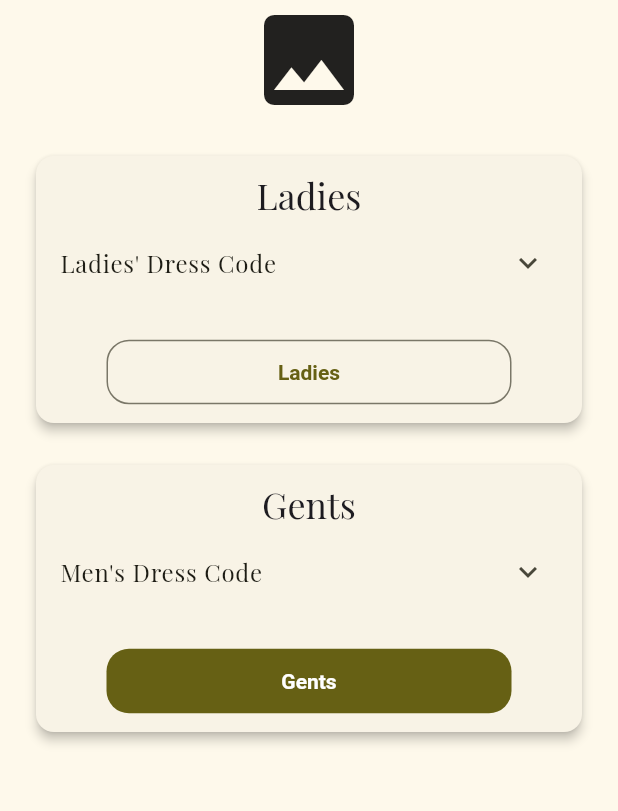
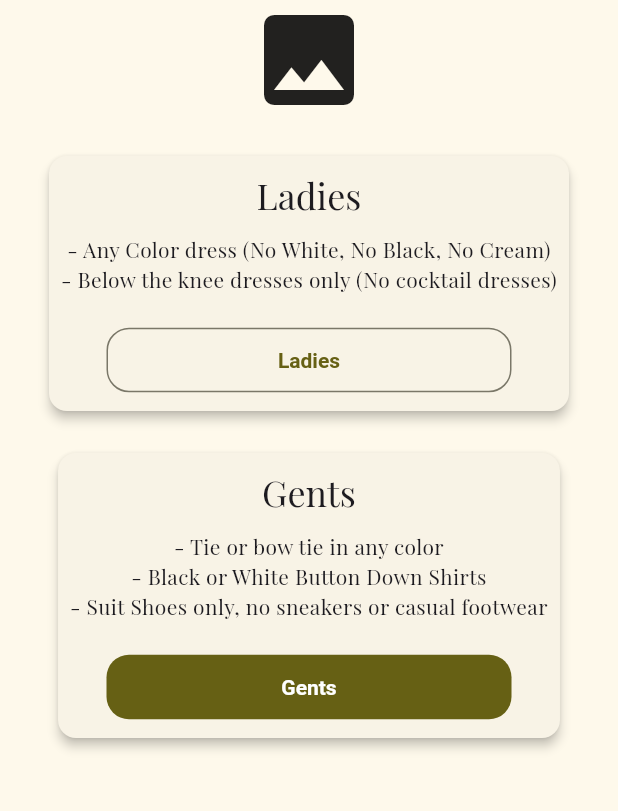
Before and after one commit to JadyMcIntyre/jaylin_wedding, a Flutter app: the DressCodePage screen opened by its route, on a phone screen of 412 x 824 dp, the part 183-994 px from its top. Run offline on Flutter 3.47's test engine with Material 3 defaults, Android fonts, the phone set to English and light mode, and no system bars; our stand-ins replace cached_network_image, firebase_core, flutter_bloc, go_router, google_fonts, injectable and 1 more; accounts and stored records are empty; statements that could not run were skipped.

Commit message:
accommodation and dress code

```diff
--- a/lib/core/drawer.dart
+++ b/lib/core/drawer.dart
@@ -37,8 +37,8 @@ class CustomDrawer extends StatelessWidget {
               child: Text('FAQs', style: Theme.of(context).textTheme.headlineSmall),
             ),
             TextButton(
-              onPressed: () => context.go('/accomodation'),
-              child: Text('Accomodation', style: Theme.of(context).textTheme.headlineSmall),
+              onPressed: () => context.go('/accommodation'),
+              child: Text('Accommodation', style: Theme.of(context).textTheme.headlineSmall),
             ),
           ],
         ),
--- a/lib/core/router/app_router.dart
+++ b/lib/core/router/app_router.dart
@@ -1,4 +1,5 @@
 import 'package:go_router/go_router.dart';
+import 'package:jaylin_wedding/features/accommodation/accommodation_page.dart';
 import 'package:jaylin_wedding/features/dress_code/dress_code_page.dart';
 import 'package:jaylin_wedding/features/faqs/faq_page.dart';
 import 'package:jaylin_wedding/features/home/presentation/pages/home_page.dart';
@@ -13,6 +14,7 @@ final GoRouter appRouter = GoRouter(
     GoRoute(path: '/faqs', name: 'faqs', builder: (context, state) => FAQPage()),
     GoRoute(path: '/schedule', name: 'schedule', builder: (context, state) => SchedulePage()),
     GoRoute(path: '/dress_code', name: 'dress-code', builder: (context, state) => DressCodePage()),
+    GoRoute(path: '/accommodation', name: 'accommodation', builder: (context, state) => AccommodationPage()),
     // GoRoute(
     //   path: '/details/:id',
     //   name: 'details',
--- a/lib/features/accomodation/accomodation_page.dart
+++ b/lib/features/accommodation/accommodation_page.dart
@@ -1,8 +1,8 @@
 import 'package:flutter/material.dart';
 import 'package:jaylin_wedding/core/drawer.dart';
 
-class AccomodationPage extends StatelessWidget {
-  const AccomodationPage({super.key});
+class AccommodationPage extends StatelessWidget {
+  const AccommodationPage({super.key});
 
   @override
   Widget build(BuildContext context) {
--- a/lib/features/dress_code/dress_code_page.dart
+++ b/lib/features/dress_code/dress_code_page.dart
@@ -35,14 +35,16 @@ class DressCodePage extends StatelessWidget {
                   padding: const EdgeInsets.symmetric(vertical: 10),
                   child: Column(
                     children: [
-                      Text('Ladies', style: Theme.of(context).textTheme.headlineSmall, textAlign: TextAlign.center),
-                      FaqList(
-                        items: [
-                          FaqItem(
-                            'Ladies\' Dress Code',
-                            '- Any Color dress (No White, No Black, No Cream)\n- Below the knee dresses only (No cocktail dresses)',
-                          ),
-                        ],
+                      Padding(
+                        padding: const EdgeInsets.symmetric(horizontal: 8),
+                        child: Column(
+                          children: [
+                            Text('Ladies', style: Theme.of(context).textTheme.headlineSmall, textAlign: TextAlign.center),
+                            const SizedBox(height: 10),
+                            Text('- Any Color dress (No White, No Black, No Cream)', textAlign: TextAlign.center),
+                            Text('- Below the knee dresses only (No cocktail dresses)', textAlign: TextAlign.center),
+                          ],
+                        ),
                       ),
                       const SizedBox(height: 20),
                       SizedBox(
@@ -60,14 +62,21 @@ class DressCodePage extends StatelessWidget {
                   padding: const EdgeInsets.symmetric(vertical: 10),
                   child: Column(
                     children: [
-                      Text('Gents', style: Theme.of(context).textTheme.headlineSmall, textAlign: TextAlign.center),
-                      FaqList(
-                        items: [
-                          FaqItem(
-                            'Men\'s Dress Code',
-                            '- Tie or bow tie in any color\n- Black or White Button Down Shirts\n- Suit Shoes only, no sneakers or casual footwear',
-                          ),
-                        ],
+                      Padding(
+                        padding: const EdgeInsets.symmetric(horizontal: 8),
+                        child: Column(
+                          children: [
+                            Text(
+                              'Gents',
+                              style: Theme.of(context).textTheme.headlineSmall,
+                              textAlign: TextAlign.center,
+                            ),
+                            const SizedBox(height: 10),
+                            Text('- Tie or bow tie in any color', textAlign: TextAlign.center),
+                            Text('- Black or White Button Down Shirts', textAlign: TextAlign.center),
+                            Text('- Suit Shoes only, no sneakers or casual footwear', textAlign: TextAlign.center),
+                          ],
+                        ),
                       ),
                       const SizedBox(height: 20),
                       SizedBox(
--- a/lib/features/dress_code/services/pinterest_services.dart
+++ b/lib/features/dress_code/services/pinterest_services.dart
@@ -1,8 +1,5 @@
 import 'dart:convert';
-import 'package:flutter/material.dart';
 import 'package:http/http.dart' as http;
-import 'package:flutter_staggered_grid_view/flutter_staggered_grid_view.dart';
-import 'package:cached_network_image/cached_network_image.dart';
 
 class PinterestService {
   final String accessToken;
--- a/lib/features/faqs/faq_page.dart
+++ b/lib/features/faqs/faq_page.dart
@@ -1,8 +1,6 @@
 import 'package:flutter/material.dart';
-import 'package:go_router/go_router.dart';
 import 'package:jaylin_wedding/core/drawer.dart';
 import 'package:jaylin_wedding/features/faqs/faq_widget.dart';
-import 'package:jaylin_wedding/features/wedding_party/person.dart';
 
 class FAQPage extends StatelessWidget {
   const FAQPage({super.key});
@@ -24,8 +22,7 @@ class FAQPage extends StatelessWidget {
             const SizedBox(height: 40),
             FaqList(
               items: [
-                FaqItem('How Many Genders are there?', 'IDK I just got here?!?'),
-                FaqItem('How Many Genders are there?', 'IDK I just got here?!?'),
+                FaqItem('Where is the wedding?', 'Oxbow Country Estate'),
               ],
             ),
           ],
```
